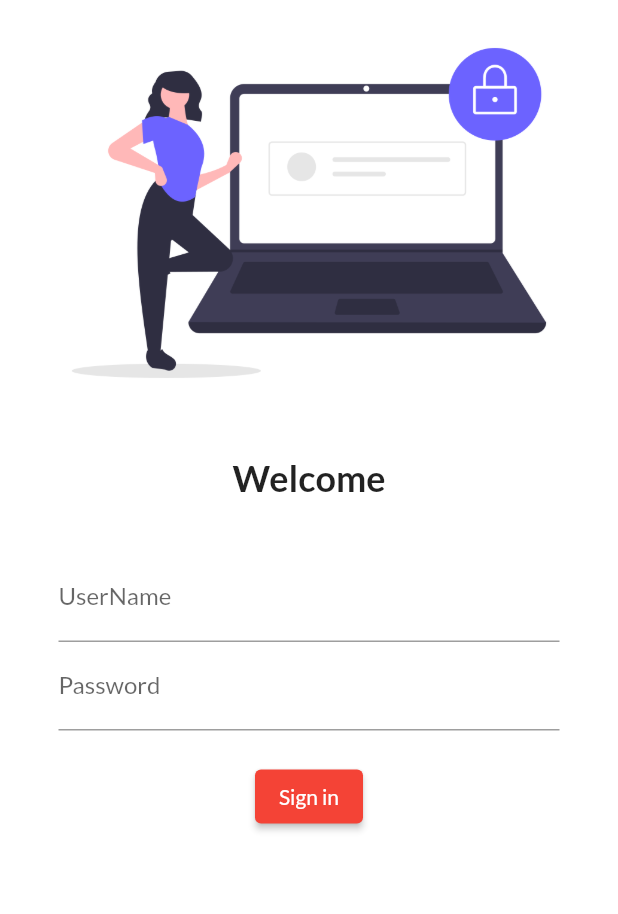
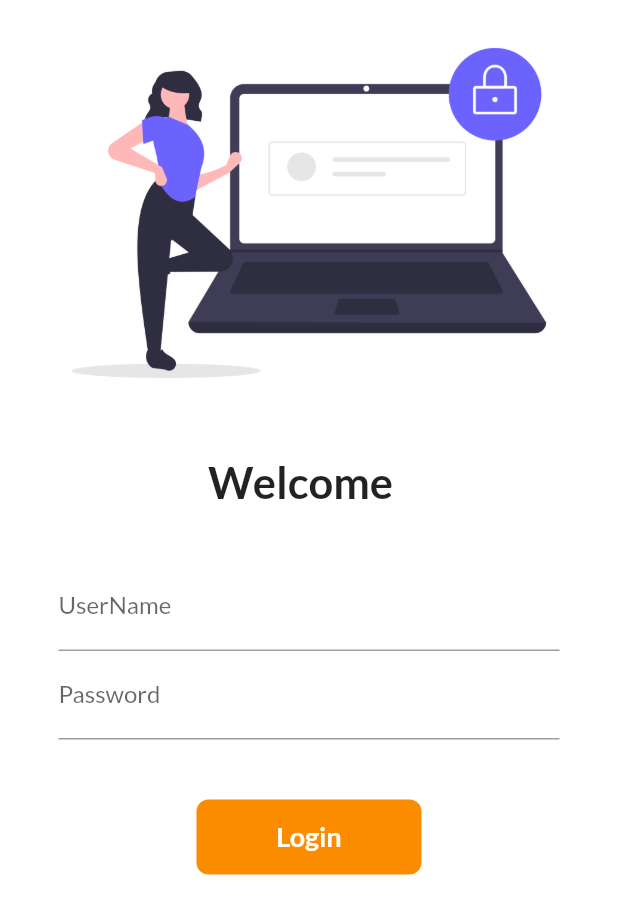
Before and after one commit to Decode749/60daysOfFlutter, a Flutter app: the screen it shows after launch, on a phone screen of 412 x 824 dp. Shown: the top 914 px of the screen. Run offline on Flutter 3.47's test engine with Material 2 defaults, Android fonts, the phone set to English and light mode, and no system bars; our stand-ins replace google_fonts.

Commit message:
DAY-6 complete

```diff
--- a/flutter_catalog/lib/main.dart
+++ b/flutter_catalog/lib/main.dart
@@ -2,9 +2,11 @@ import 'package:flutter/material.dart';
 import 'package:flutter_catalog/pages/home_page.dart';
 import 'package:flutter_catalog/pages/login_page.dart';
 import 'package:google_fonts/google_fonts.dart';
+import 'package:flutter_catalog/utils/routes.dart';
 
 
 void main(){
+  // ignore: prefer_const_constructors
   runApp(MyApp());
 }
 
@@ -15,7 +17,6 @@ class MyApp extends StatelessWidget {
   Widget build(BuildContext context) {
 
     return MaterialApp(
-
       themeMode: ThemeMode.light,
       theme: ThemeData(
         primarySwatch: Colors.red,
@@ -25,15 +26,18 @@ class MyApp extends StatelessWidget {
         brightness:Brightness.dark,
       ),
 
-      initialRoute: "/Login",
+      initialRoute: "/login",
 
       routes: {
 
+        // ignore: prefer_const_constructors
         "/": (context) => LoginPage(),
 
-        "/Home":(context) => HOMEPAGE(),
+        // ignore: prefer_const_constructors
+        MyRoutes.homeRoute:(context) => HOMEPAGE(),
 
-        "/Login":(context) => LoginPage(),
+        // ignore: prefer_const_constructors
+        MyRoutes.loginRoute:(context) => LoginPage(),
 
       },
     );
--- a/flutter_catalog/lib/pages/home_page.dart
+++ b/flutter_catalog/lib/pages/home_page.dart
@@ -11,13 +11,16 @@ class HOMEPAGE extends StatelessWidget {
     final String name = "tuesday";
     return Scaffold(
       appBar: AppBar(
+        // ignore: prefer_const_constructors
         title: Text("hello world!"),
       ),
         body: Center(
+        // ignore: avoid_unnecessary_containers
         child : Container(
           child: Text("Welcome to $days of flutter on $name!"),
         ),
         ),
+        // ignore: prefer_const_constructors
         drawer: Drawer(),
       );
   }
--- a/flutter_catalog/lib/pages/login_page.dart
+++ b/flutter_catalog/lib/pages/login_page.dart
@@ -1,25 +1,38 @@
 // ignore_for_file: prefer_const_constructors
 
 import 'package:flutter/material.dart';
+import 'package:flutter_catalog/utils/routes.dart';
 
-class LoginPage extends StatelessWidget {
+
+class LoginPage extends StatefulWidget {
   const LoginPage({Key? key}) : super(key: key);
 
+  @override
+  State<LoginPage> createState() => _LoginPageState();
+}
+
+class _LoginPageState extends State<LoginPage> {
+
+  String name = "";
+  bool changeButton = false;
   @override
   Widget build(BuildContext context) {
     return Material(
       color: Colors.white,
+      child: SingleChildScrollView(
         child: Column(
           children: [
-          Image.asset("assets/images/login_image.png",
+            Image.asset(
+              "assets/images/login_image.png",
               fit: BoxFit.cover,
             ),
             SizedBox(
               height:20.0,
             ),
-          Text("Welcome",
+            Text(
+              "Welcome $name ",
             style: TextStyle(
-            fontSize:24,
+              fontSize:29,
               fontWeight: FontWeight.bold,
             ),
             ),
@@ -39,6 +52,11 @@ class LoginPage extends StatelessWidget {
                       hintText:"Enter username",
                       labelText: "UserName",
                     ),
+
+                    onChanged: ((value) {
+                      name = value;
+                      setState(() {});
+                    })
                   ),
                   TextField(
                     obscureText: true,
@@ -48,16 +66,55 @@ class LoginPage extends StatelessWidget {
                     ),
                   ),
                   SizedBox(
-            height:20.0,
+              height:40.0,
             ),
 
-          ElevatedButton(
-            child: Text("Sign in"),
-            style: TextButton.styleFrom(),
-            onPressed: () {
-              print("hello Nsut");
-            }
-            )
+            InkWell(
+
+              onTap: () async {
+                setState(() {
+                  changeButton = true;
+                });
+
+                await Future.delayed(Duration(seconds: 1));
+                Navigator.pushNamed(context, MyRoutes.homeRoute);
+              },
+              child: AnimatedContainer(
+                duration: Duration(seconds: 1),
+                height: 50,
+                width: changeButton?50: 150,
+
+                alignment: Alignment.center,
+                // ignore: sort_child_properties_last
+                child: changeButton? Icon(
+                  Icons.done , color: Colors.white,
+                ): Text(
+                  "Login",
+                  style: TextStyle(
+                   color: Colors.white,
+                    fontWeight:FontWeight.bold,
+                    fontSize: 18,
+                  ),
+                ),
+                decoration: BoxDecoration(
+                  color: Colors.orange.shade600,
+                  // shape:changeButton? BoxShape.circle:BoxShape.rectangle,
+                  borderRadius: BorderRadius.circular( changeButton?50: 8),
+                ),
+              ),
+            ),
+
+            // ElevatedButton(
+            //   // ignore: sort_child_properties_last
+            //   child: Text(
+            //     "Sign in"),
+            //   style: TextButton.styleFrom(
+            //     minimumSize: Size(120,30)
+            //   ),
+            //   onPressed: () {
+            //     Navigator.pushNamed(context, MyRoutes.homeRoute);
+            //   }
+            //   )
 
                 ],
               ),
@@ -65,6 +122,7 @@ class LoginPage extends StatelessWidget {
           ],
 
         ),
+      ),
     );
 
   }
--- /dev/null
+++ b/flutter_catalog/lib/utils/routes.dart
@@ -0,0 +1,5 @@
+class MyRoutes {
+  static String loginRoute = "/login";
+  static String homeRoute = "/home";
+
+}
```
Also changed, not shown: flutter_catalog/pubspec.lock, 1 other file. Lines whose indentation alone changed are shown as unchanged.
